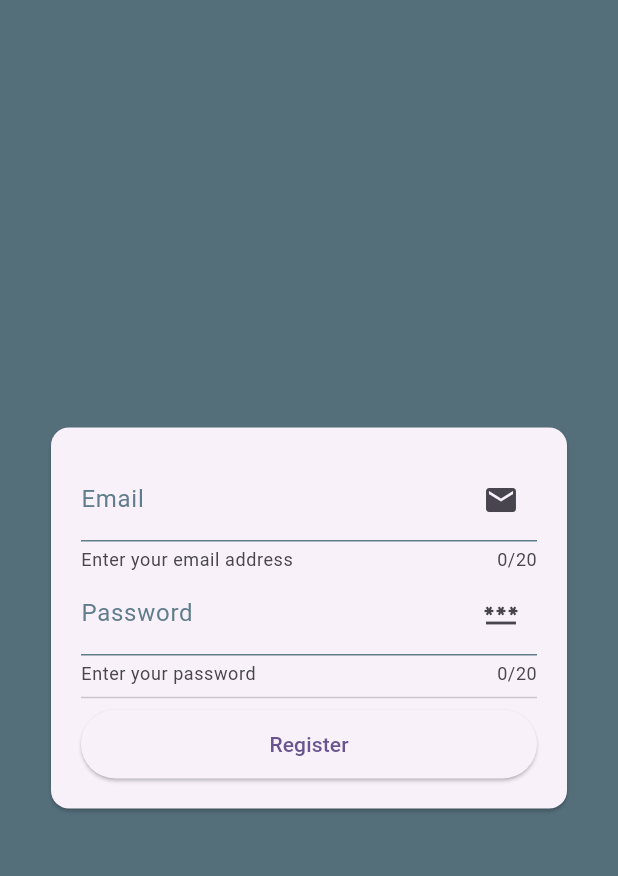
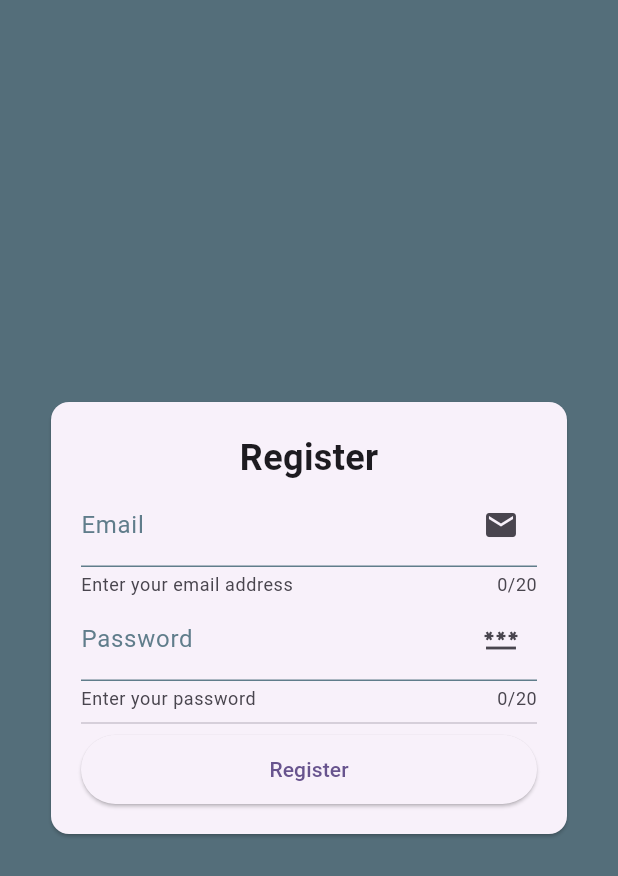
Before and after one commit to purniawan4905/login_logout_registrasi, a Flutter app: the RegisterView screen opened directly, on a phone screen of 412 x 824 dp. Shown: the top 876 px of the screen. Run offline on Flutter 3.47's test engine with Material 3 defaults, Android fonts, the phone set to English and light mode, and no system bars; our stand-ins replace firebase_auth, firebase_core; accounts and stored records are empty.

```diff
--- a/lib/module/register/view/register_view.dart
+++ b/lib/module/register/view/register_view.dart
@@ -19,6 +19,13 @@ class RegisterView extends StatefulWidget {
                 padding: const EdgeInsets.all(20.0),
                 child: Column(
                   children: [
+                    Text(
+                      "Register",
+                      style: TextStyle(
+                        fontSize: 24.0,
+                        fontWeight: FontWeight.bold,
+                      ),
+                    ),
                     TextFormField(
                       // initialValue: 'admin@gmail.com',
                       maxLength: 20,
```
